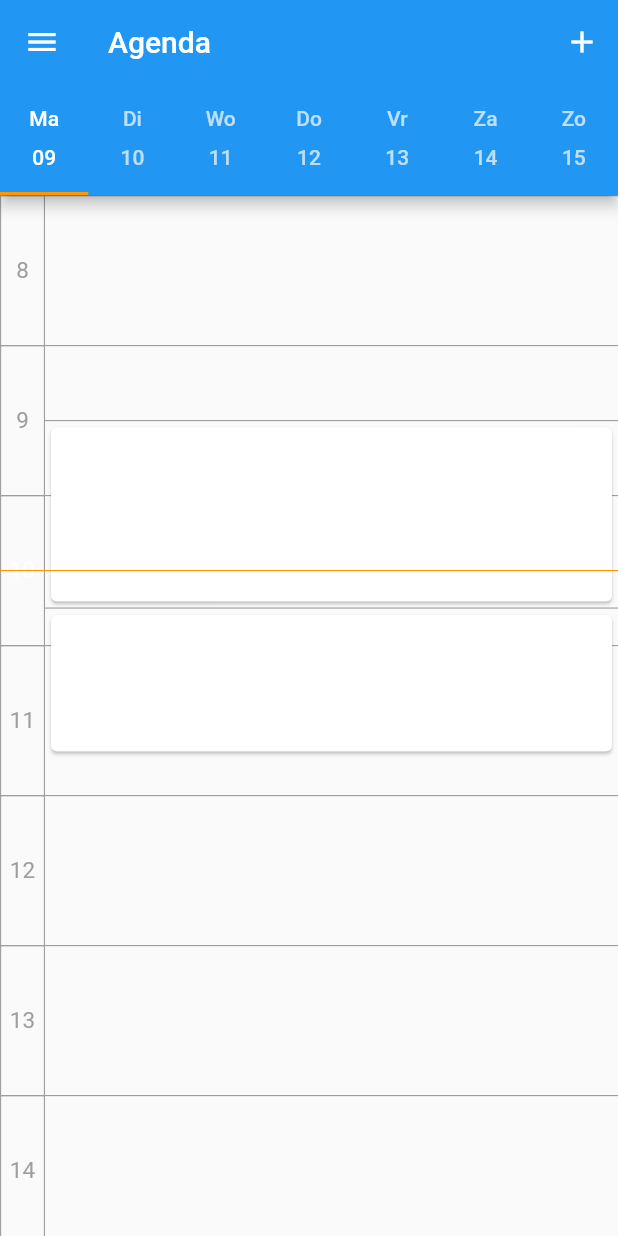
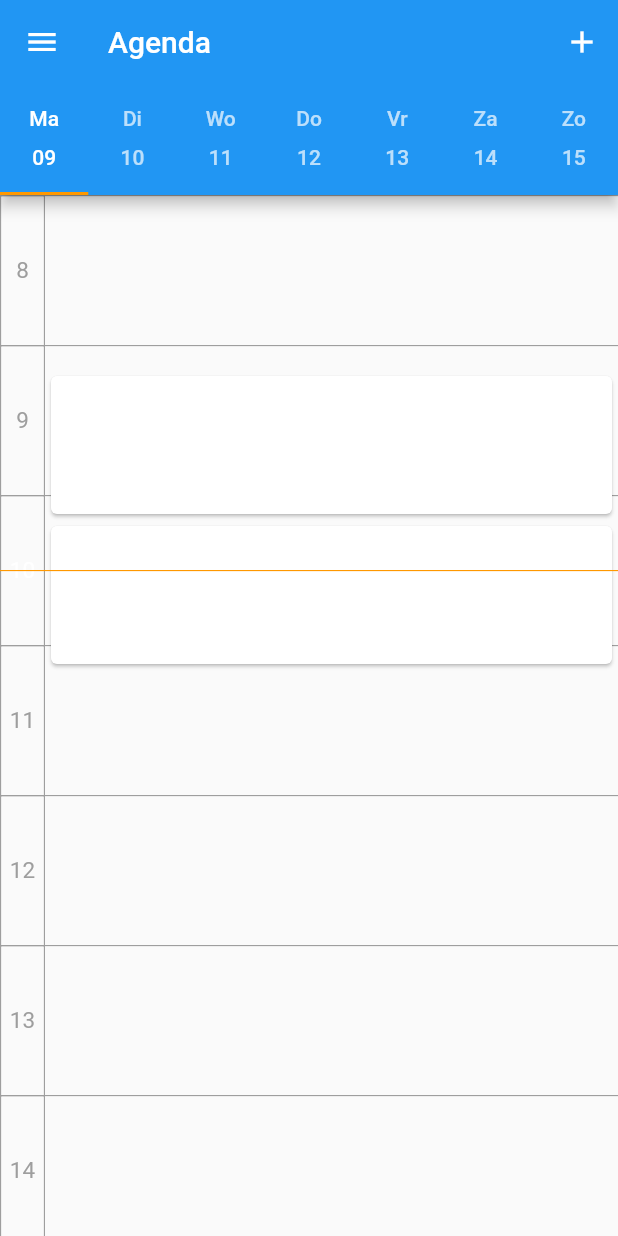
Before and after one commit to Argo-Client/App, a Flutter app: the Agenda screen opened directly, on a phone screen of 412 x 824 dp. Run offline on Flutter 3.47's test engine with Material 2 defaults, Android fonts, the phone set to English and light mode, and no system bars; our stand-ins replace after_layout, flutter_colorpicker, hive, hive_flutter, intro_slider, uni_links; missing offline and left inert: flutter_iconpicker, pointycastle; accounts and stored records are empty.

Commit message:
Added support for multiple roosters in Agenda

```diff
--- a/lib/src/ui/tabs/Agenda.dart
+++ b/lib/src/ui/tabs/Agenda.dart
@@ -2,7 +2,8 @@ part of main;
 
 var dayOfWeek = 1;
 DateTime date = DateTime.now();
-var lastMondayUnformat = date.subtract(Duration(days: date.weekday - dayOfWeek));
+var lastMondayUnformat =
+    date.subtract(Duration(days: date.weekday - dayOfWeek));
 DateFormat numFormatter = DateFormat('dd');
 DateFormat dayFormatter = DateFormat('E');
 
@@ -19,64 +20,62 @@ final timeFactor = 5 / 3;
 class _Agenda extends State<Agenda> with SingleTickerProviderStateMixin {
   @override
   Widget build(BuildContext context) {
-    double timeMinutes = (((DateTime.now().hour - 8) * 60 + DateTime.now().minute) * timeFactor).toDouble();
+    double timeMinutes =
+        (((DateTime.now().hour - 8) * 60 + DateTime.now().minute) * timeFactor)
+            .toDouble();
     if (timeMinutes.isNegative) {
       timeMinutes = 0;
     }
-    final List<Widget> widgetRooster = [];
+    final List<List> widgetRooster = [];
     List _rooster = [
+      [
         {
-        "duration": 90,
+          "start": 550,
+          "title": "yeet",
+          "duration": 60,
         },
         {
-        "title": "yeet",
-        "duration": 75,
-      },
-      {
+          "start": 610,
           "title": "hi",
           "duration": 60,
         },
+      ],
+      [
+        {
+          "start": 600,
+          "duration": 50,
+        },
+      ],
+      [],
+      [],
+      [],
+      [],
+      [],
     ];
 
-    for (var les in _rooster) {
-      if (les["title"] == null) {
-        widgetRooster.add(
+    for (var dag in _rooster) {
+      List<Widget> widgetDag = [];
+      for (var les in dag) {
+        widgetDag.add(
           Container(
-            margin: null,
-            width: MediaQuery.of(context).size.width - 30,
-            height: les["duration"] * timeFactor,
-            decoration: BoxDecoration(
-              border: Border(
-                top: BorderSide(
-                  width: .75,
-                  color: Colors.grey,
+            margin: EdgeInsets.only(
+              top: ((les["start"] - 480) * timeFactor).toDouble(),
             ),
-              ),
-            ),
-          ),
-        );
-      } else {
-        widgetRooster.add(
-          Container(
             width: MediaQuery.of(context).size.width - 30,
             child: Card(
               margin: null,
+              child: InkWell(
                 child: Padding(
                   padding: EdgeInsets.all(20),
                 ),
-            ),
-            decoration: BoxDecoration(
-              border: Border(
-                top: BorderSide(
-                  width: .75,
-                  color: Colors.grey,
-                ),
+                onTap: () {},
               ),
             ),
             height: les["duration"] * timeFactor,
           ),
         );
       }
+      widgetRooster.add(widgetDag);
     }
     return DefaultTabController(
       // The number of tabs / content sections to display.
@@ -174,21 +173,29 @@ class _Agenda extends State<Agenda> with SingleTickerProviderStateMixin {
                                       i.toString(),
                                       style: TextStyle(
                                         fontSize: 15,
-                                        color: i == DateTime.now().hour ? Colors.white : Colors.grey,
+                                        color: i == DateTime.now().hour
+                                            ? Colors.white
+                                            : Colors.grey,
                                       ),
                                     ),
                                   ),
                                 ),
                             ],
                           ),
-                          Column(
-                            children: widgetRooster,
+                          Stack(
+                            children: widgetRooster[i],
                           ),
                         ],
                       ),
                       Align(
                         alignment: Alignment.topLeft,
                         child: Container(
+                          // child: ClipOval(
+                          //   child: Container(
+                          //     height: 10,
+                          //     width: 10,
+                          //   ),
+                          // ),
                           margin: EdgeInsets.only(
                             top: timeMinutes,
                           ),
```
Lines whose indentation alone changed are shown as unchanged.
